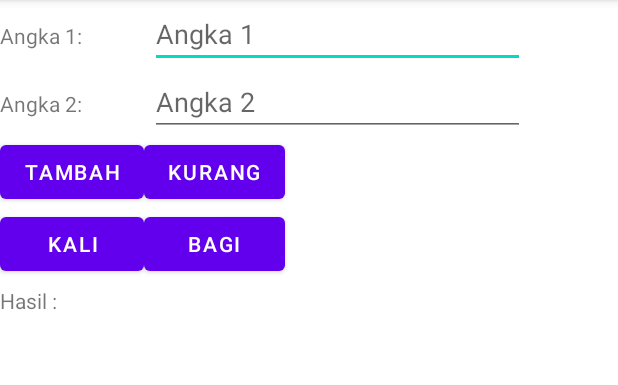
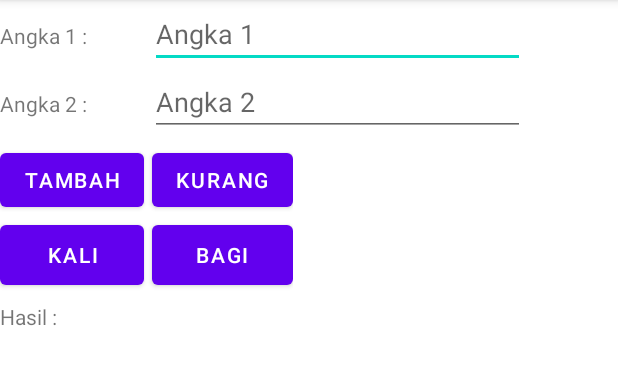
Before and after one commit to grrrracia/Mobile-Programming-Android, an Android app: the screen it shows after launch (MainActivity), on a phone screen of 412 x 824 dp, the part 84-469 px from its top. Run offline under Robolectric (Android 15) with nearby library versions, the phone set to English and light mode, and no system bars.

Commit message:
week2 final commit

```diff
--- a/Week02_28059/app/src/main/res/layout/activity_main.xml
+++ b/Week02_28059/app/src/main/res/layout/activity_main.xml
@@ -1,9 +1,9 @@
 <?xml version="1.0" encoding="utf-8"?>
 
-<LinearLayout
-    android:layout_width="match_parent"
+<LinearLayout android:layout_width="match_parent"
     android:layout_height="match_parent"
     xmlns:android="http://schemas.android.com/apk/res/android"
+    xmlns:grid="http://schemas.android.com/tools"
     android:orientation="vertical">
 
     <LinearLayout
@@ -15,14 +15,15 @@
             android:id="@+id/textView"
             android:layout_width="100dp"
             android:layout_height="33dp"
-            android:text="Angka 1:" />
+            android:text="@string/stTvAngka1" />
 
         <EditText
             android:id="@+id/angka1"
             android:layout_width="250dp"
             android:layout_height="wrap_content"
             android:hint="@string/angka1"
-            android:inputType="numberDecimal" />
+            android:inputType="numberDecimal"
+            android:autofillHints="" />
     </LinearLayout>
 
     <LinearLayout
@@ -34,48 +35,66 @@
             android:id="@+id/textView2"
             android:layout_width="100dp"
             android:layout_height="33dp"
-            android:text="Angka 2:" />
+            android:text="@string/strTvAngka2" />
 
         <EditText
             android:id="@+id/angka2"
             android:layout_width="250dp"
             android:layout_height="wrap_content"
             android:hint="@string/angka2"
-            android:inputType="numberDecimal" />
+            android:inputType="numberDecimal"
+            android:autofillHints="" />
     </LinearLayout>
 
-    <TableLayout
-        android:layout_width="match_parent"
-        android:layout_height="100dp">
-        <TableRow
-            android:layout_width="match_parent"
-            android:layout_height="match_parent">
+    <GridLayout
+        android:layout_width="wrap_content"
+        android:layout_height="100dp"
+        android:orientation="horizontal"
+        android:layout_gravity="start"
+        android:layout_marginTop="5dp"
+        android:layout_marginBottom="5dp"
+        >
+
         <Button
             android:id="@+id/btnTambah"
             android:layout_width="wrap_content"
             android:layout_height="wrap_content"
-                android:text="Tambah"/>
+            android:layout_row="0"
+            android:layout_column="0"
+            android:layout_gravity="fill"
+            android:text="@string/strBtnTambah" />
+
         <Button
             android:id="@+id/btnKurang"
             android:layout_width="wrap_content"
             android:layout_height="wrap_content"
-                android:text="Kurang"/>
-        </TableRow>
-        <TableRow
-            android:layout_width="match_parent"
-            android:layout_height="match_parent">
+            android:layout_row="0"
+            android:layout_column="1"
+            android:layout_gravity="fill"
+            android:layout_marginStart="5dp"
+            android:text="@string/strBtnKurang" />
+
         <Button
             android:id="@+id/btnKali"
             android:layout_width="wrap_content"
             android:layout_height="wrap_content"
-                android:text="Kali"/>
+            android:layout_row="1"
+            android:layout_column="0"
+            android:layout_gravity="fill"
+            grid:layout_gravity="fill_horizontal"
+            android:text="@string/strBtnKali" />
+
         <Button
             android:id="@+id/btnBagi"
             android:layout_width="wrap_content"
             android:layout_height="wrap_content"
-                android:text="Bagi"/>
-        </TableRow>
-    </TableLayout>
+            android:layout_row="1"
+            android:layout_column="1"
+            android:layout_gravity="fill"
+            grid:layout_gravity="fill_horizontal"
+            android:layout_marginStart="5dp"
+            android:text="@string/strBtnBagi" />
+    </GridLayout>
 
     <LinearLayout
         android:layout_width="match_parent"
@@ -85,7 +104,7 @@
             android:layout_width="100dp"
             android:layout_height="33dp"
             android:id="@+id/textView3"
-            android:text="Hasil :"/>
+            android:text="@string/strTvHasil"/>
 
         <TextView
             android:layout_width="250dp"
--- a/Week02_28059/app/src/main/res/values/strings.xml
+++ b/Week02_28059/app/src/main/res/values/strings.xml
@@ -8,4 +8,11 @@
     <string name="btnKali">Kali</string>
     <string name="btnBagi">Bagi</string>
     <string name="hasil">Hasil</string>
+    <string name="strBtnTambah">Tambah</string>
+    <string name="strBtnKurang">Kurang</string>
+    <string name="strBtnKali">Kali</string>
+    <string name="strBtnBagi">Bagi</string>
+    <string name="strTvHasil">"Hasil : "</string>
+    <string name="strTvAngka2">"Angka 2 : "</string>
+    <string name="stTvAngka1">"Angka 1 : "</string>
 </resources>
```
Lines whose indentation alone changed are shown as unchanged.
